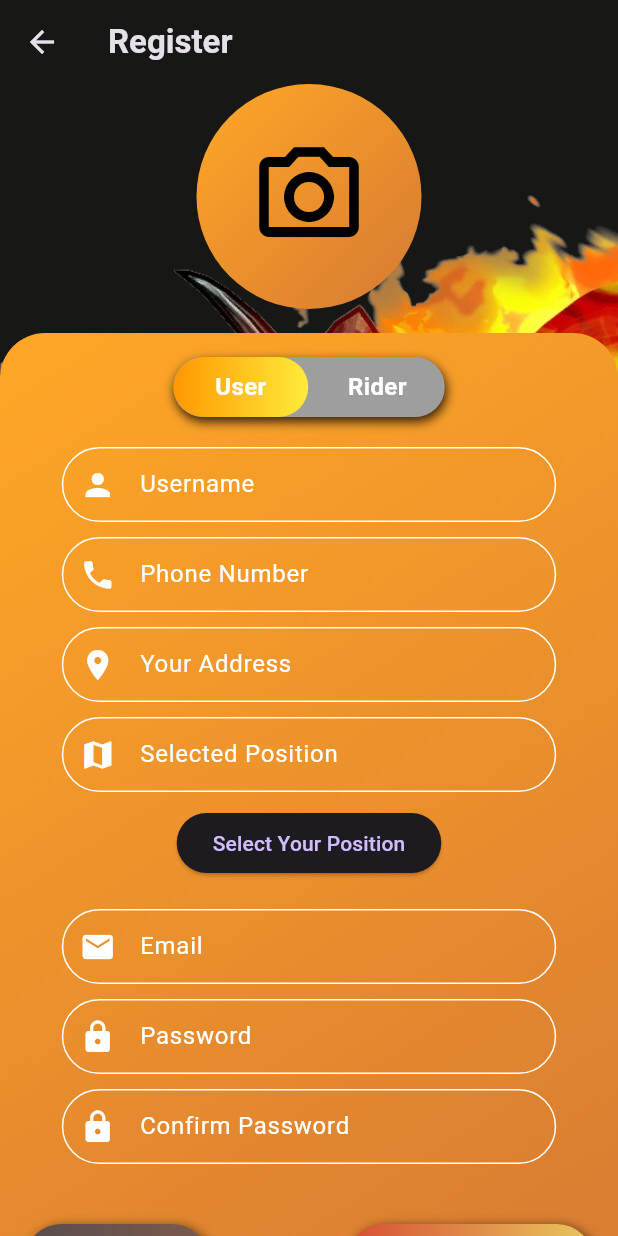
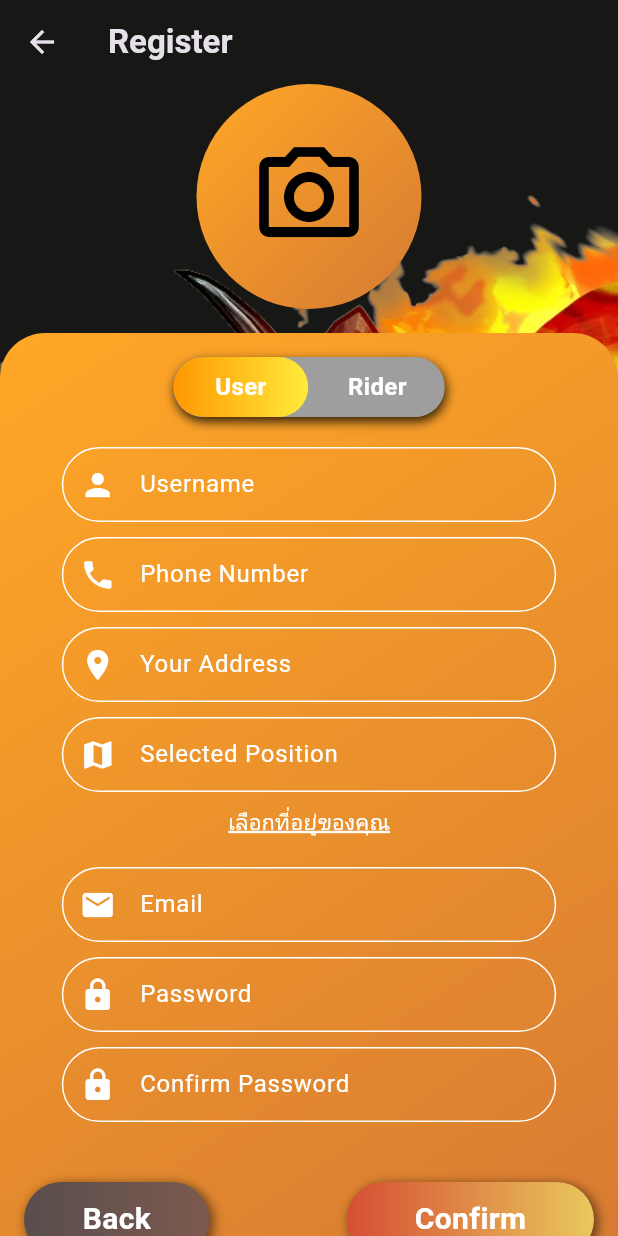
Before and after one commit to Thawat-2061/DeliveryProject, a Flutter app: the RegisterPage screen opened directly, on a phone screen of 412 x 824 dp. Run offline on Flutter 3.47's test engine with Material 3 defaults, Android fonts, the phone set to English and light mode, and no system bars; drawn by our look-alikes of toggle_switch; our stand-ins replace another_flushbar, cloud_firestore, firebase_core, flutter_map, geocoding, geolocator and 6 more; missing offline and left inert: bcrypt; accounts and stored records are empty; Roboto replaces fonts that are missing (Prompt).

Commit message:
Add files via upload

```diff
--- a/lib/pages/register.dart
+++ b/lib/pages/register.dart
@@ -512,17 +512,21 @@ class _RegisterPageState extends State<RegisterPage> {
                                       ),
                                       const SizedBox(height: 10),
                                       // ปุ่มกดเพื่อเปิด/ปิดแผนที่
-                                      ElevatedButton(
-                                        onPressed: () {
-                                          setState(() {
-                                            _showMap =
-                                                !_showMap; // สลับการแสดง/ซ่อนแผนที่
-                                          });
-                                        },
-                                        child: Text(_showMap
-                                            ? 'Hide Map'
-                                            : 'Select Your Position'),
-                                      ),
+                                     GestureDetector(
+  onTap: () {
+    setState(() {
+      _showMap = !_showMap; // สลับการแสดง/ซ่อนแผนที่
+    });
+  },
+  child: Text(
+    _showMap ? 'แสดงน้อยลง' : 'เลือกที่อยู่ของคุณ',
+    style: TextStyle(
+      color: Colors.white, // สีของข้อความ
+      decoration: TextDecoration.underline, // ใส่เส้นใต้ข้อความ
+      decorationThickness: 2.0, // ความหนาของเส้นใต้ (ปรับเปลี่ยนได้)
+    ),
+  ),
+),
                                       const SizedBox(height: 10),
                                       // การแสดงแผนที่ (แสดงเมื่อ _showMap == true)
                                       Visibility(
@@ -1015,7 +1019,7 @@ class _RegisterPageState extends State<RegisterPage> {
       } else if (response.statusCode == 409) {
         log('Username already exists');
         _showFlushbar(
-            context, 'ชื่อผู้ใช้นี้มีอยู่แล้ว', 'Username already exists');
+            context, 'ชื่อผู้ใช้ หรือ เบอร์มือถือ หรือ Email มีอยู่แล้ว', 'Username already exists');
       } else {
         log('Registration failed');
         _showFlushbar(context, 'การลงทะเบียนล้มเหลว', 'Registration failed');
```
